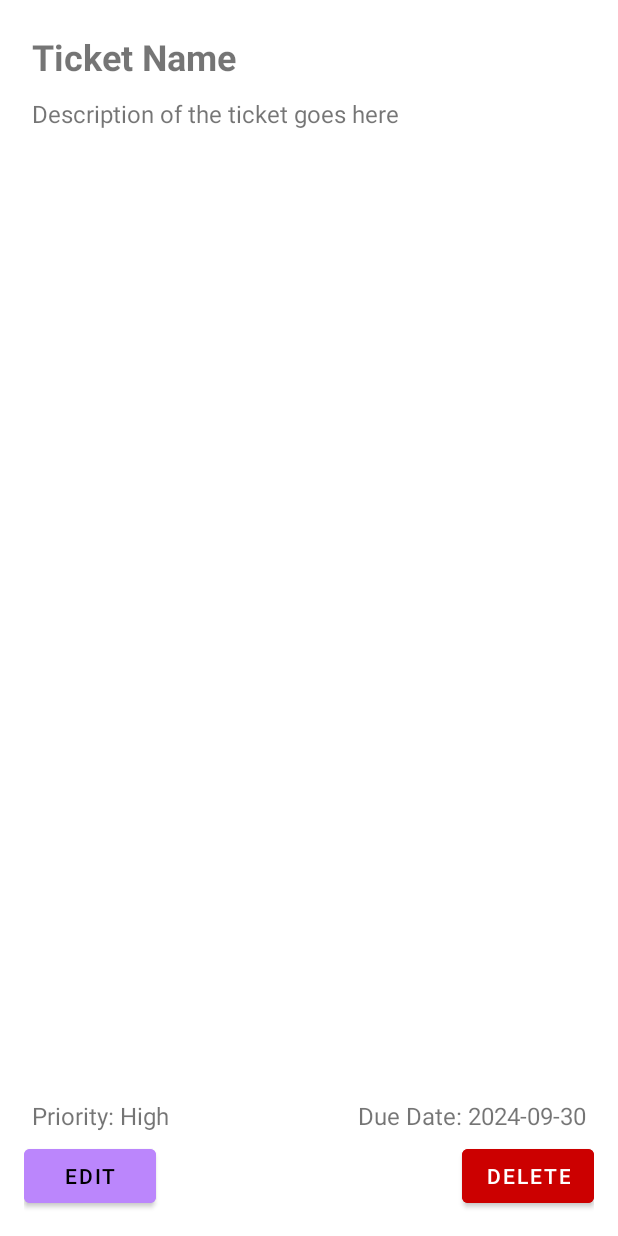
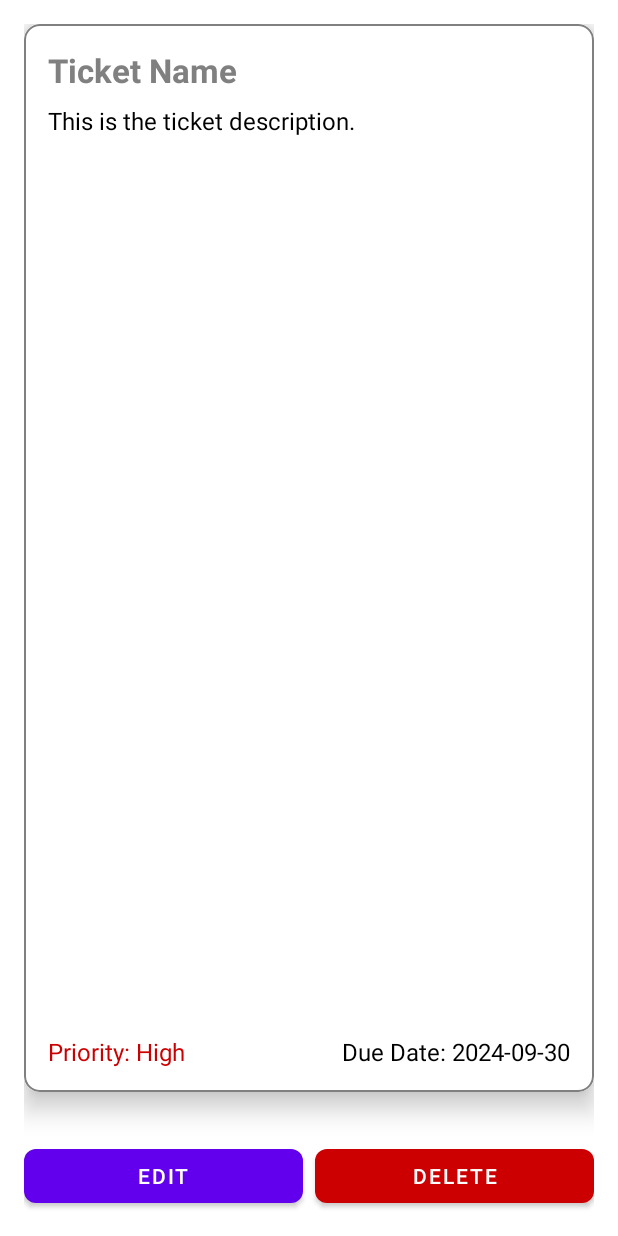
Before and after one commit to Aditya-samket/Ticket-Builder, an Android app: the TicketDetailActivity screen opened directly, with no data from a screen before it, on a phone screen of 412 x 824 dp. Run offline under Robolectric (Android 15) with nearby library versions, the phone set to English and light mode, and no system bars; our stand-ins replace Room's generated code.

```diff
--- /dev/null
+++ b/app/src/main/res/drawable/border.xml
@@ -0,0 +1,8 @@
+<?xml version="1.0" encoding="utf-8"?>
+<shape xmlns:android="http://schemas.android.com/apk/res/android">
+    <solid android:color="@android:color/white" />
+    <stroke
+        android:width="1dp"
+        android:color="@color/grey" />
+    <corners android:radius="10dp" />
+</shape>
--- a/app/src/main/res/layout/activity_ticket_detail.xml
+++ b/app/src/main/res/layout/activity_ticket_detail.xml
@@ -1,87 +1,133 @@
 <?xml version="1.0" encoding="utf-8"?>
-<LinearLayout
+<androidx.constraintlayout.widget.ConstraintLayout
     xmlns:android="http://schemas.android.com/apk/res/android"
     xmlns:app="http://schemas.android.com/apk/res-auto"
+    xmlns:tools="http://schemas.android.com/tools"
     android:layout_width="match_parent"
-    android:layout_height="match_parent">
+    android:layout_height="match_parent"
+    android:padding="16dp"
+    tools:context=".ui.Activity.TicketDetailActivity">
 
+    <!-- CardView for Ticket Details -->
+    <androidx.cardview.widget.CardView
+        android:id="@+id/ticketCard"
+        android:layout_width="match_parent"
+        android:layout_height="0dp"
+        android:layout_marginBottom="16dp"
+        app:cardCornerRadius="10dp"
+        app:cardElevation="10dp"
+        app:layout_constraintTop_toTopOf="parent"
+        app:layout_constraintBottom_toTopOf="@id/buttonRow"
+        app:layout_constraintStart_toStartOf="parent"
+        app:layout_constraintEnd_toEndOf="parent">
+
+        <!-- Linear Layout inside CardView -->
         <androidx.constraintlayout.widget.ConstraintLayout
             android:layout_width="match_parent"
             android:layout_height="match_parent"
             android:orientation="vertical"
+            android:background="@drawable/border"
             android:padding="16dp">
 
             <!-- Ticket Name -->
             <TextView
                 android:id="@+id/ticketDetailName"
-            android:layout_width="match_parent"
+                android:layout_width="wrap_content"
                 android:layout_height="wrap_content"
-            android:padding="5dp"
+                android:paddingBottom="8dp"
                 android:text="Ticket Name"
-            android:textSize="24sp"
+                android:textColor="@color/grey"
+                android:textSize="22sp"
                 android:textStyle="bold"
-            app:layout_constraintEnd_toEndOf="parent"
                 app:layout_constraintStart_toStartOf="parent"
                 app:layout_constraintTop_toTopOf="parent" />
 
             <!-- Ticket Description -->
             <TextView
                 android:id="@+id/ticketDetailDescription"
-            android:layout_width="match_parent"
+                android:layout_width="0dp"
                 android:layout_height="0dp"
-            android:padding="5dp"
-            android:text="Description of the ticket goes here"
+                android:paddingBottom="12dp"
+                android:text="This is the ticket description."
+                android:textColor="@color/black"
                 android:textSize="16sp"
-            app:layout_constraintBottom_toTopOf="@+id/ticketDetailPriority"
+                app:layout_constraintBottom_toTopOf="@+id/constraintLayout"
                 app:layout_constraintEnd_toEndOf="parent"
                 app:layout_constraintStart_toStartOf="parent"
                 app:layout_constraintTop_toBottomOf="@+id/ticketDetailName" />
+
+            <!-- Ticket Priority and Due Date Row -->
+            <androidx.constraintlayout.widget.ConstraintLayout
+                android:id="@+id/constraintLayout"
+                android:layout_width="match_parent"
+                android:layout_height="wrap_content"
+                android:orientation="horizontal"
+                app:layout_constraintBottom_toBottomOf="parent"
+                tools:layout_editor_absoluteX="16dp">
 
                 <!-- Ticket Priority -->
                 <TextView
                     android:id="@+id/ticketDetailPriority"
                     android:layout_width="wrap_content"
                     android:layout_height="wrap_content"
-            android:padding="5dp"
                     android:text="Priority: High"
+                    android:textColor="@android:color/holo_red_dark"
                     android:textSize="16sp"
-            app:layout_constraintBottom_toBottomOf="@+id/ticketDetailDueDate"
-            app:layout_constraintStart_toStartOf="parent" />
+                    app:layout_constraintBottom_toBottomOf="parent"
+                    app:layout_constraintStart_toStartOf="parent"
+                    app:layout_constraintTop_toTopOf="parent" />
 
                 <!-- Ticket Due Date -->
                 <TextView
                     android:id="@+id/ticketDetailDueDate"
                     android:layout_width="wrap_content"
                     android:layout_height="wrap_content"
-            android:padding="5dp"
                     android:text="Due Date: 2024-09-30"
+                    android:textColor="@color/black"
                     android:textSize="16sp"
-            app:layout_constraintBottom_toTopOf="@+id/deleteButton"
+                    app:layout_constraintBottom_toBottomOf="parent"
                     app:layout_constraintEnd_toEndOf="parent" />
+            </androidx.constraintlayout.widget.ConstraintLayout>
+        </androidx.constraintlayout.widget.ConstraintLayout>
+    </androidx.cardview.widget.CardView>
+
+    <!-- Edit and Delete Button Row -->
+    <LinearLayout
+        android:id="@+id/buttonRow"
+        android:layout_width="match_parent"
+        android:layout_height="wrap_content"
+        android:orientation="horizontal"
+        android:gravity="center"
+        app:layout_constraintTop_toBottomOf="@id/ticketCard"
+        app:layout_constraintBottom_toBottomOf="parent"
+        app:layout_constraintStart_toStartOf="parent"
+        app:layout_constraintEnd_toEndOf="parent"
+        android:layout_marginTop="16dp">
 
         <!-- Edit Button -->
-        <Button
+        <com.google.android.material.button.MaterialButton
             android:id="@+id/editButton"
-            android:layout_width="wrap_content"
+            android:layout_width="0dp"
             android:layout_height="wrap_content"
-            android:backgroundTint="@color/purple_200"
-            android:text="Edit"
-            android:textColor="@android:color/black"
-            app:layout_constraintBottom_toBottomOf="parent"
-            app:layout_constraintStart_toStartOf="parent" />
+            android:layout_marginEnd="8dp"
+            android:layout_weight="1"
+            android:text="@string/edit"
+            app:cornerRadius="8dp"
+            app:iconTint="@android:color/white"
+            android:textColor="@android:color/white"
+            app:backgroundTint="@color/purple_500"/>
 
         <!-- Delete Button -->
-        <Button
+        <com.google.android.material.button.MaterialButton
             android:id="@+id/deleteButton"
-            android:layout_width="wrap_content"
+            android:layout_width="0dp"
             android:layout_height="wrap_content"
-            android:backgroundTint="@android:color/holo_red_dark"
-            android:text="Delete"
+            android:layout_weight="1"
+            android:text="@string/delete"
+            app:cornerRadius="8dp"
+            app:iconTint="@android:color/white"
             android:textColor="@android:color/white"
-            app:layout_constraintBottom_toBottomOf="parent"
-            app:layout_constraintEnd_toEndOf="parent" />
+            app:backgroundTint="@android:color/holo_red_dark"/>
+    </LinearLayout>
 
 </androidx.constraintlayout.widget.ConstraintLayout>
-
-
-</LinearLayout>
--- a/app/src/main/res/values/strings.xml
+++ b/app/src/main/res/values/strings.xml
@@ -7,4 +7,11 @@
     <string name="ticket_name">Ticket Name</string>
     <string name="priority_high">Priority: High</string>
     <string name="date">Due: 2024-09-30</string>
+    <string name="delete">Delete</string>
+    <string name="edit">Edit</string>
+    <!-- Other strings -->
+    <string-array name="sorting_options">
+        <item>Date Ascending</item>
+        <item>Date Descending</item>
+    </string-array>
 </resources>
```
Also changed, not shown: app/src/main/java/com/example/ticketbuilder/ui/Activity/MainActivity.kt (+33 -1 lines), app/src/main/res/layout/activity_add_edit_ticket.xml (+5 -2 lines), app/src/main/res/layout/activity_main.xml (+17 -3 lines), app/src/main/res/layout/ticket_item.xml (+14 -5 lines). Lines whose indentation alone changed are shown as unchanged.
